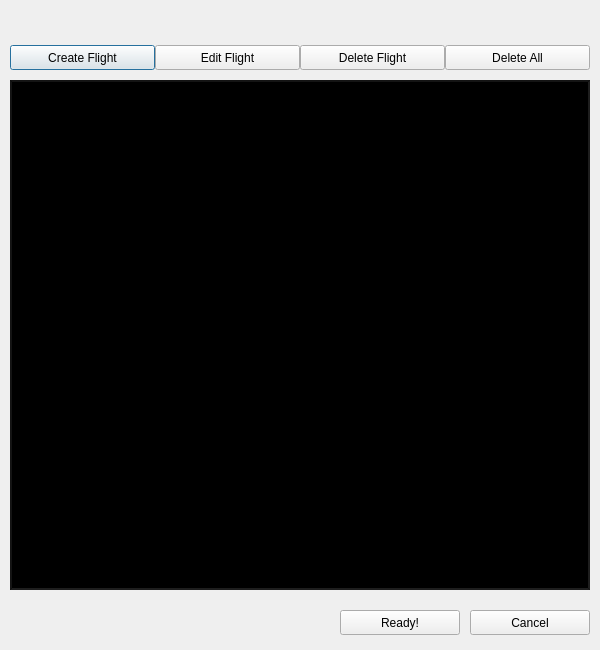
Before: the Qt Designer form ui/dialogflight.ui in ignmiz/ATC_Console, drawn with Qt 5.
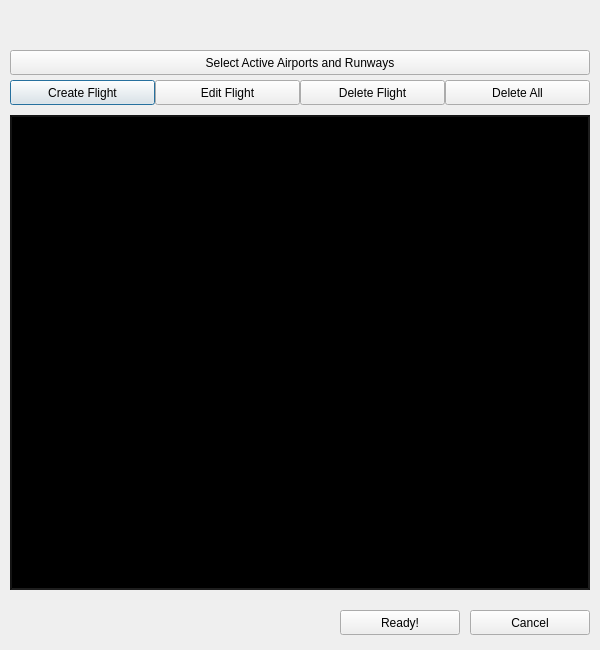
After: the same form once the commit is applied.

Commit message: Implemented DialogActiveRunways class

The edit to the form file:
```diff
--- a/ui/dialogflight.ui
+++ b/ui/dialogflight.ui
@@ -17,7 +17,7 @@
    <property name="geometry">
     <rect>
      <x>10</x>
-     <y>45</y>
+     <y>80</y>
      <width>145</width>
      <height>25</height>
     </rect>
@@ -56,9 +56,9 @@
    <property name="geometry">
     <rect>
      <x>10</x>
-     <y>80</y>
+     <y>115</y>
      <width>580</width>
-     <height>510</height>
+     <height>475</height>
     </rect>
    </property>
    <property name="styleSheet">
@@ -138,7 +138,7 @@
    <property name="geometry">
     <rect>
      <x>155</x>
-     <y>45</y>
+     <y>80</y>
      <width>145</width>
      <height>25</height>
     </rect>
@@ -151,7 +151,7 @@
    <property name="geometry">
     <rect>
      <x>300</x>
-     <y>45</y>
+     <y>80</y>
      <width>145</width>
      <height>25</height>
     </rect>
@@ -164,7 +164,7 @@
    <property name="geometry">
     <rect>
      <x>445</x>
-     <y>45</y>
+     <y>80</y>
      <width>145</width>
      <height>25</height>
     </rect>
@@ -173,6 +173,19 @@
     <string>Delete All</string>
    </property>
   </widget>
+  <widget class="QPushButton" name="buttonActiveRunways">
+   <property name="geometry">
+    <rect>
+     <x>10</x>
+     <y>50</y>
+     <width>580</width>
+     <height>25</height>
+    </rect>
+   </property>
+   <property name="text">
+    <string>Select Active Airports and Runways</string>
+   </property>
+  </widget>
  </widget>
  <resources/>
  <connections/>
```
The commit also changes 8 other files.
